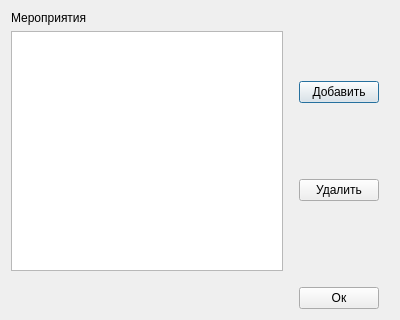
Above: ui/eventswindow.ui from 7enSmile/clientVKR before the change. Below: the same form after it.
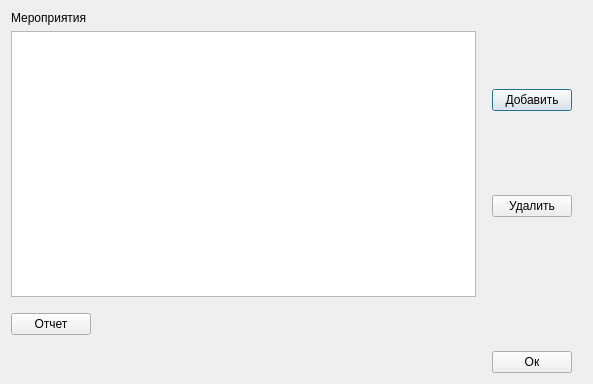
That is the form after the change.

```diff
--- a/ui/eventswindow.ui
+++ b/ui/eventswindow.ui
@@ -6,8 +6,8 @@
    <rect>
     <x>0</x>
     <y>0</y>
-    <width>400</width>
-    <height>320</height>
+    <width>593</width>
+    <height>384</height>
    </rect>
   </property>
   <property name="windowTitle">
@@ -26,7 +26,14 @@
         </widget>
        </item>
        <item>
-        <widget class="QTableView" name="tableViewEvents"/>
+        <widget class="QTableView" name="tableViewEvents">
+         <attribute name="horizontalHeaderVisible">
+          <bool>false</bool>
+         </attribute>
+         <attribute name="horizontalHeaderDefaultSectionSize">
+          <number>1000</number>
+         </attribute>
+        </widget>
        </item>
       </layout>
      </item>
@@ -82,6 +89,46 @@
      </item>
     </layout>
    </item>
+   <item>
+    <spacer name="verticalSpacer_2">
+     <property name="orientation">
+      <enum>Qt::Vertical</enum>
+     </property>
+     <property name="sizeType">
+      <enum>QSizePolicy::Fixed</enum>
+     </property>
+     <property name="sizeHint" stdset="0">
+      <size>
+       <width>20</width>
+       <height>10</height>
+      </size>
+     </property>
+    </spacer>
+   </item>
+   <item>
+    <layout class="QHBoxLayout" name="horizontalLayout_3">
+     <item>
+      <widget class="QPushButton" name="pushButtonReport">
+       <property name="text">
+        <string>Отчет</string>
+       </property>
+      </widget>
+     </item>
+     <item>
+      <spacer name="horizontalSpacer_5">
+       <property name="orientation">
+        <enum>Qt::Horizontal</enum>
+       </property>
+       <property name="sizeHint" stdset="0">
+        <size>
+         <width>40</width>
+         <height>20</height>
+        </size>
+       </property>
+      </spacer>
+     </item>
+    </layout>
+   </item>
    <item>
     <spacer name="verticalSpacer">
      <property name="orientation">
```
Left out of the diff: 2 changed lines with no effect on the pictures.
